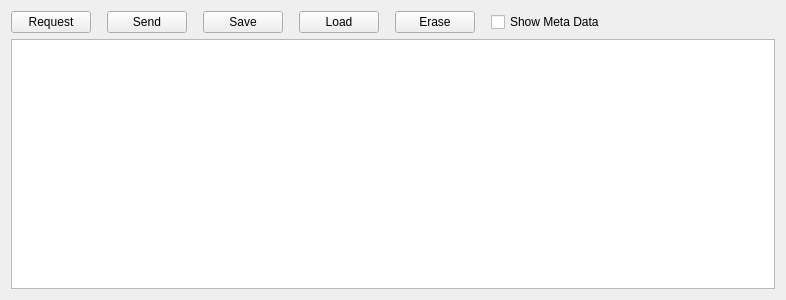
Before: the Qt Designer form ground/src/plugins/uavobjectbrowser/uavobjectbrowser.ui in openpilot/OpenPilot, drawn with Qt 5.
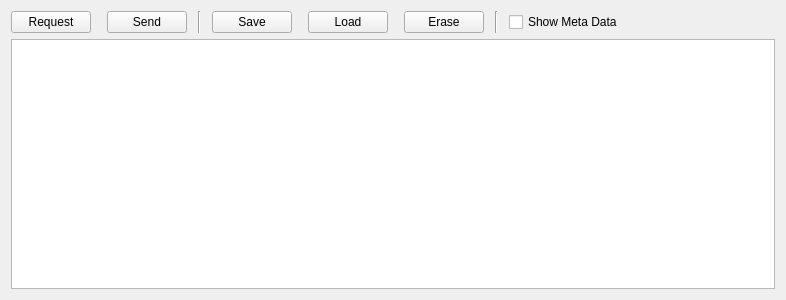
After: the same form once the commit is applied.

Commit message:
OP-9 GCS/uavobjectbrowser: Tiny update to ui form.
Commit one-oh-oh for me. :)

```diff
--- a/ground/src/plugins/uavobjectbrowser/uavobjectbrowser.ui
+++ b/ground/src/plugins/uavobjectbrowser/uavobjectbrowser.ui
@@ -52,6 +52,29 @@
        </property>
       </widget>
      </item>
+     <item>
+      <spacer name="horizontalSpacer_7">
+       <property name="orientation">
+        <enum>Qt::Horizontal</enum>
+       </property>
+       <property name="sizeType">
+        <enum>QSizePolicy::Preferred</enum>
+       </property>
+       <property name="sizeHint" stdset="0">
+        <size>
+         <width>5</width>
+         <height>20</height>
+        </size>
+       </property>
+      </spacer>
+     </item>
+     <item>
+      <widget class="Line" name="line">
+       <property name="orientation">
+        <enum>Qt::Vertical</enum>
+       </property>
+      </widget>
+     </item>
      <item>
       <spacer name="horizontalSpacer_4">
        <property name="orientation">
@@ -62,7 +85,7 @@
        </property>
        <property name="sizeHint" stdset="0">
         <size>
-         <width>10</width>
+         <width>5</width>
          <height>20</height>
         </size>
        </property>
@@ -140,7 +163,30 @@
        </property>
        <property name="sizeHint" stdset="0">
         <size>
-         <width>10</width>
+         <width>5</width>
+         <height>20</height>
+        </size>
+       </property>
+      </spacer>
+     </item>
+     <item>
+      <widget class="Line" name="line_2">
+       <property name="orientation">
+        <enum>Qt::Vertical</enum>
+       </property>
+      </widget>
+     </item>
+     <item>
+      <spacer name="horizontalSpacer_8">
+       <property name="orientation">
+        <enum>Qt::Horizontal</enum>
+       </property>
+       <property name="sizeType">
+        <enum>QSizePolicy::Preferred</enum>
+       </property>
+       <property name="sizeHint" stdset="0">
+        <size>
+         <width>5</width>
          <height>20</height>
         </size>
        </property>
```
